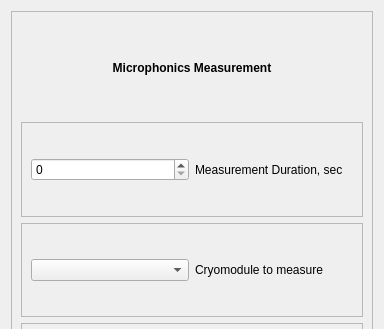
slaclab/Microphonics_tab, file FFT_test.ui: the form before one commit; both pictures show x 0 to 384 and y 0 to 329 of the 384 by 641 pixel window.
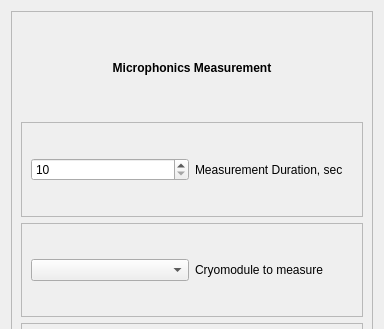
The form after the commit.

Commit message: add window title

```diff
--- a/FFT_test.ui
+++ b/FFT_test.ui
@@ -56,6 +56,9 @@
            <property name="suffix">
             <string/>
            </property>
+           <property name="minimum">
+            <number>10</number>
+           </property>
            <property name="maximum">
             <number>301</number>
            </property>
```
Left out of the diff: 2 changed lines with no effect on the pictures.
